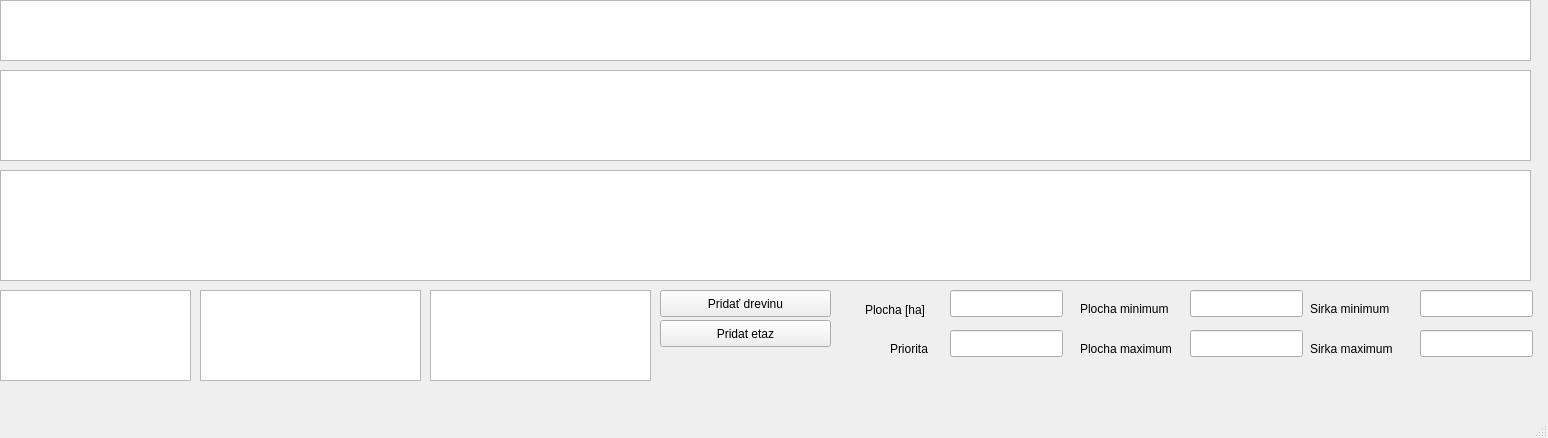
Above: Database/atts_show.ui from kasparj/Optimal-Q-GIS before the change. Below: the same form after it.
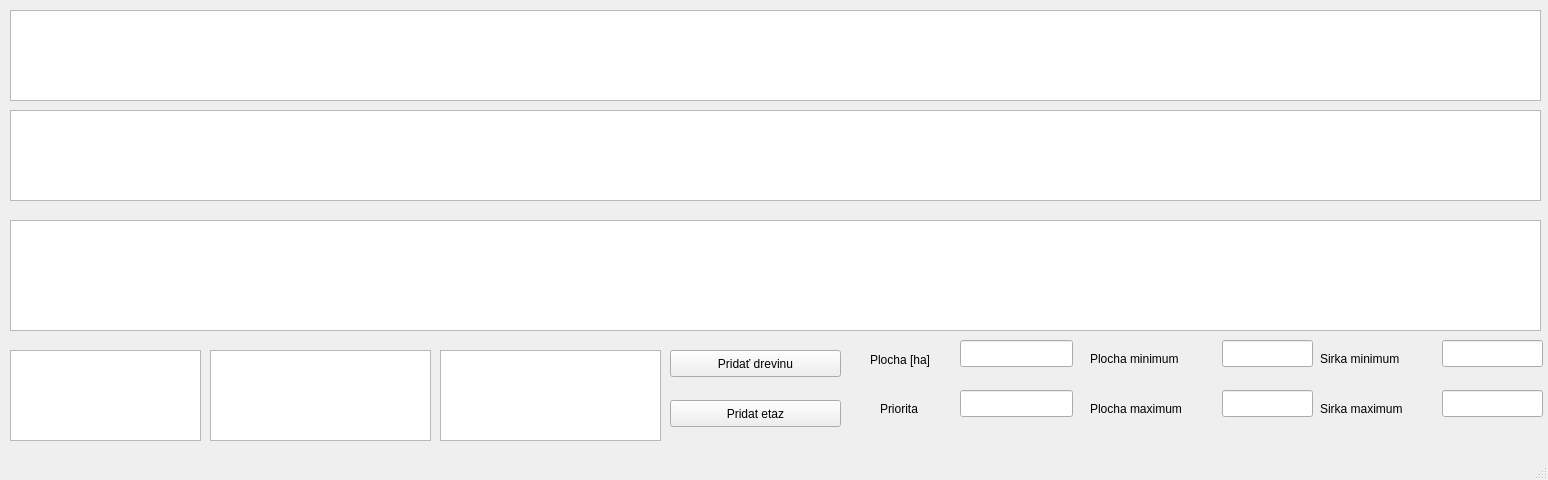
That is the form after the change.

Patch:
```diff
--- a/Database/atts_show.ui
+++ b/Database/atts_show.ui
@@ -7,7 +7,7 @@
     <x>0</x>
     <y>0</y>
     <width>1548</width>
-    <height>438</height>
+    <height>480</height>
    </rect>
   </property>
   <property name="windowTitle">
@@ -17,8 +17,8 @@
    <widget class="QScrollArea" name="scrollArea">
     <property name="geometry">
      <rect>
-      <x>0</x>
-      <y>0</y>
+      <x>10</x>
+      <y>10</y>
       <width>1541</width>
       <height>431</height>
      </rect>
@@ -47,7 +47,7 @@
         <x>0</x>
         <y>0</y>
         <width>1531</width>
-        <height>61</height>
+        <height>91</height>
        </rect>
       </property>
      </widget>
@@ -55,7 +55,7 @@
       <property name="geometry">
        <rect>
         <x>0</x>
-        <y>70</y>
+        <y>100</y>
         <width>1531</width>
         <height>91</height>
        </rect>
@@ -65,7 +65,7 @@
       <property name="geometry">
        <rect>
         <x>0</x>
-        <y>170</y>
+        <y>210</y>
         <width>1531</width>
         <height>111</height>
        </rect>
@@ -75,7 +75,7 @@
       <property name="geometry">
        <rect>
         <x>0</x>
-        <y>290</y>
+        <y>340</y>
         <width>191</width>
         <height>91</height>
        </rect>
@@ -85,7 +85,7 @@
       <property name="geometry">
        <rect>
         <x>200</x>
-        <y>290</y>
+        <y>340</y>
         <width>221</width>
         <height>91</height>
        </rect>
@@ -95,7 +95,7 @@
       <property name="geometry">
        <rect>
         <x>430</x>
-        <y>290</y>
+        <y>340</y>
         <width>221</width>
         <height>91</height>
        </rect>
@@ -105,7 +105,7 @@
       <property name="geometry">
        <rect>
         <x>660</x>
-        <y>290</y>
+        <y>340</y>
         <width>171</width>
         <height>27</height>
        </rect>
@@ -118,7 +118,7 @@
       <property name="geometry">
        <rect>
         <x>660</x>
-        <y>320</y>
+        <y>390</y>
         <width>171</width>
         <height>27</height>
        </rect>
@@ -131,7 +131,7 @@
       <property name="geometry">
        <rect>
         <x>950</x>
-        <y>290</y>
+        <y>330</y>
         <width>113</width>
         <height>27</height>
        </rect>
@@ -140,9 +140,9 @@
      <widget class="QLabel" name="label">
       <property name="geometry">
        <rect>
-        <x>865</x>
-        <y>300</y>
-        <width>71</width>
+        <x>860</x>
+        <y>340</y>
+        <width>81</width>
         <height>20</height>
        </rect>
       </property>
@@ -153,9 +153,9 @@
      <widget class="QLineEdit" name="area_min">
       <property name="geometry">
        <rect>
-        <x>1190</x>
-        <y>290</y>
-        <width>113</width>
+        <x>1212</x>
+        <y>330</y>
+        <width>91</width>
         <height>27</height>
        </rect>
       </property>
@@ -176,9 +176,9 @@
      <widget class="QLineEdit" name="length_min">
       <property name="geometry">
        <rect>
-        <x>1420</x>
-        <y>290</y>
-        <width>113</width>
+        <x>1432</x>
+        <y>330</y>
+        <width>101</width>
         <height>27</height>
        </rect>
       </property>
@@ -200,8 +200,8 @@
       <property name="geometry">
        <rect>
         <x>1080</x>
-        <y>300</y>
-        <width>101</width>
+        <y>340</y>
+        <width>111</width>
         <height>17</height>
        </rect>
       </property>
@@ -213,7 +213,7 @@
       <property name="geometry">
        <rect>
         <x>1310</x>
-        <y>300</y>
+        <y>340</y>
         <width>101</width>
         <height>17</height>
        </rect>
@@ -225,9 +225,9 @@
      <widget class="QLineEdit" name="area_max">
       <property name="geometry">
        <rect>
-        <x>1190</x>
-        <y>330</y>
-        <width>113</width>
+        <x>1212</x>
+        <y>380</y>
+        <width>91</width>
         <height>27</height>
        </rect>
       </property>
@@ -236,8 +236,8 @@
       <property name="geometry">
        <rect>
         <x>1080</x>
-        <y>340</y>
-        <width>101</width>
+        <y>390</y>
+        <width>111</width>
         <height>17</height>
        </rect>
       </property>
@@ -249,7 +249,7 @@
       <property name="geometry">
        <rect>
         <x>1310</x>
-        <y>340</y>
+        <y>390</y>
         <width>101</width>
         <height>17</height>
        </rect>
@@ -261,9 +261,9 @@
      <widget class="QLineEdit" name="length_max">
       <property name="geometry">
        <rect>
-        <x>1420</x>
-        <y>330</y>
-        <width>113</width>
+        <x>1432</x>
+        <y>380</y>
+        <width>101</width>
         <height>27</height>
        </rect>
       </property>
@@ -271,8 +271,8 @@
      <widget class="QLabel" name="label_9">
       <property name="geometry">
        <rect>
-        <x>890</x>
-        <y>340</y>
+        <x>870</x>
+        <y>390</y>
         <width>51</width>
         <height>17</height>
        </rect>
@@ -285,7 +285,7 @@
       <property name="geometry">
        <rect>
         <x>950</x>
-        <y>330</y>
+        <y>380</y>
         <width>113</width>
         <height>27</height>
        </rect>
```
Left out of the diff: 2 changed lines with no effect on the pictures.
